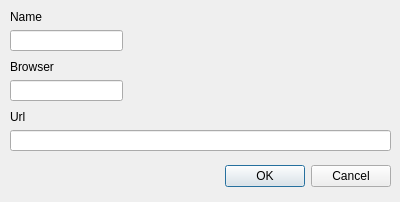
Old version of the form View/newbookmark.ui in the repository edsykes/BookmarkManager.
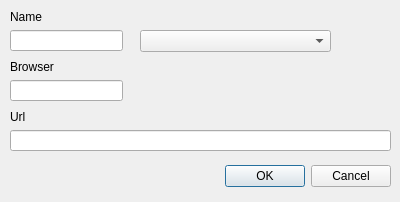
New version of the form.

Commit message: Feature: Settings: connected the browser settings to the browser combo box

What changed in the file:
```diff
--- a/View/newbookmark.ui
+++ b/View/newbookmark.ui
@@ -98,6 +98,16 @@
     <string>Name</string>
    </property>
   </widget>
+  <widget class="QComboBox" name="browserCombo">
+   <property name="geometry">
+    <rect>
+     <x>140</x>
+     <y>30</y>
+     <width>191</width>
+     <height>22</height>
+    </rect>
+   </property>
+  </widget>
  </widget>
  <tabstops>
   <tabstop>editBoxName</tabstop>
```
The commit also changes 5 other files.
